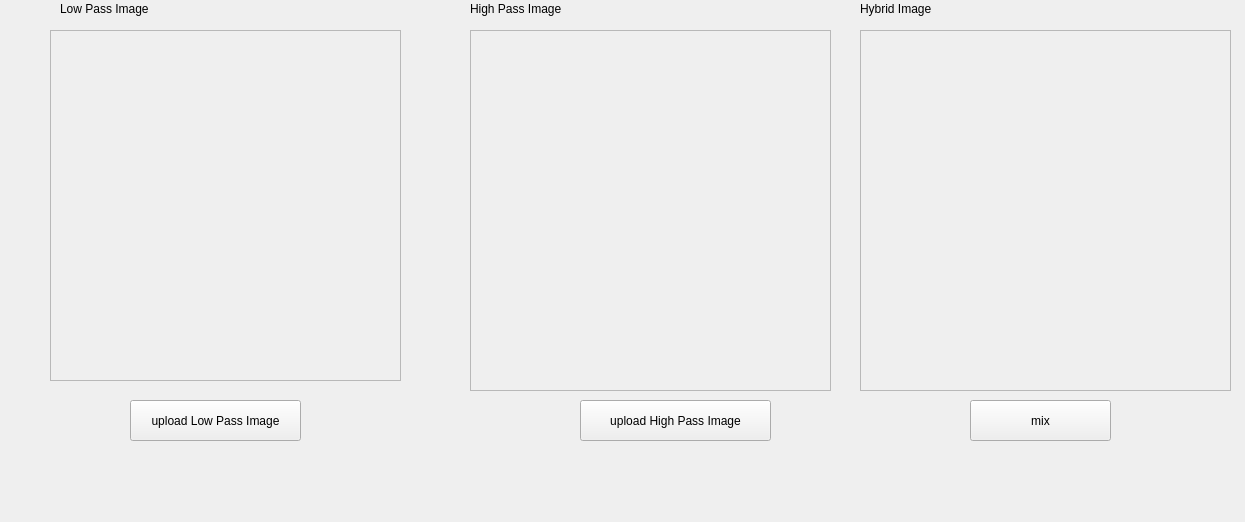
Before: the Qt Designer form Task1/UI/hybridwidget.ui in SBME2025-ComputerVision/Task1_CV_CPP, drawn with Qt 5.
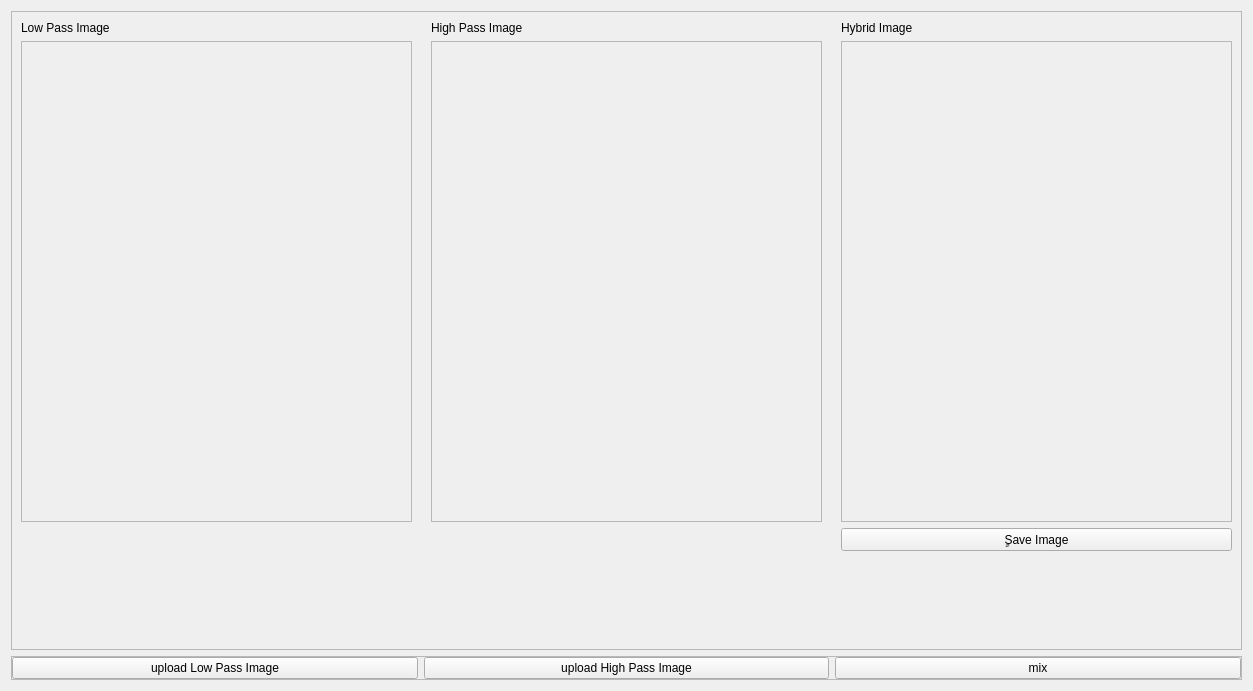
After: the same form once the commit is applied.

Commit message: Add Mariams' Hybrid featrure

The edit to the form file:
```diff
--- a/Task1/UI/hybridwidget.ui
+++ b/Task1/UI/hybridwidget.ui
@@ -6,178 +6,300 @@
    <rect>
     <x>0</x>
     <y>0</y>
-    <width>1245</width>
-    <height>522</height>
+    <width>1253</width>
+    <height>691</height>
    </rect>
   </property>
   <property name="windowTitle">
    <string>Form</string>
   </property>
-  <widget class="QFrame" name="frame">
-   <property name="geometry">
-    <rect>
-     <x>50</x>
-     <y>30</y>
-     <width>351</width>
-     <height>351</height>
-    </rect>
-   </property>
-   <property name="frameShape">
-    <enum>QFrame::StyledPanel</enum>
-   </property>
-   <property name="frameShadow">
-    <enum>QFrame::Raised</enum>
-   </property>
-   <widget class="QLabel" name="hybridLpImg">
-    <property name="geometry">
-     <rect>
-      <x>20</x>
-      <y>10</y>
-      <width>311</width>
-      <height>331</height>
-     </rect>
-    </property>
-    <property name="text">
-     <string/>
-    </property>
-   </widget>
-  </widget>
-  <widget class="QFrame" name="frame_2">
-   <property name="geometry">
-    <rect>
-     <x>470</x>
-     <y>30</y>
-     <width>361</width>
-     <height>361</height>
-    </rect>
-   </property>
-   <property name="frameShape">
-    <enum>QFrame::StyledPanel</enum>
-   </property>
-   <property name="frameShadow">
-    <enum>QFrame::Raised</enum>
-   </property>
-   <widget class="QLabel" name="hybridHpImg">
-    <property name="geometry">
-     <rect>
-      <x>10</x>
-      <y>10</y>
-      <width>341</width>
-      <height>341</height>
-     </rect>
-    </property>
-    <property name="text">
-     <string/>
-    </property>
-   </widget>
-  </widget>
-  <widget class="QFrame" name="frame_3">
-   <property name="geometry">
-    <rect>
-     <x>860</x>
-     <y>30</y>
-     <width>371</width>
-     <height>361</height>
-    </rect>
-   </property>
-   <property name="frameShape">
-    <enum>QFrame::StyledPanel</enum>
-   </property>
-   <property name="frameShadow">
-    <enum>QFrame::Raised</enum>
-   </property>
-   <widget class="QLabel" name="hybridMixedImg">
-    <property name="geometry">
-     <rect>
-      <x>10</x>
-      <y>10</y>
-      <width>351</width>
-      <height>331</height>
-     </rect>
-    </property>
-    <property name="text">
-     <string/>
-    </property>
-   </widget>
-  </widget>
-  <widget class="QLabel" name="label">
-   <property name="geometry">
-    <rect>
-     <x>60</x>
-     <y>0</y>
-     <width>151</width>
-     <height>17</height>
-    </rect>
-   </property>
-   <property name="text">
-    <string>Low Pass Image </string>
-   </property>
-  </widget>
-  <widget class="QLabel" name="label_2">
-   <property name="geometry">
-    <rect>
-     <x>470</x>
-     <y>0</y>
-     <width>141</width>
-     <height>17</height>
-    </rect>
-   </property>
-   <property name="text">
-    <string>High Pass Image</string>
-   </property>
-  </widget>
-  <widget class="QLabel" name="label_3">
-   <property name="geometry">
-    <rect>
-     <x>860</x>
-     <y>0</y>
-     <width>151</width>
-     <height>17</height>
-    </rect>
-   </property>
-   <property name="text">
-    <string>Hybrid Image</string>
-   </property>
-  </widget>
-  <widget class="QPushButton" name="lpImgBtn">
-   <property name="geometry">
-    <rect>
-     <x>130</x>
-     <y>400</y>
-     <width>171</width>
-     <height>41</height>
-    </rect>
-   </property>
-   <property name="text">
-    <string>upload Low Pass Image</string>
-   </property>
-  </widget>
-  <widget class="QPushButton" name="hpImgBtn">
-   <property name="geometry">
-    <rect>
-     <x>580</x>
-     <y>400</y>
-     <width>191</width>
-     <height>41</height>
-    </rect>
-   </property>
-   <property name="text">
-    <string>upload High Pass Image</string>
-   </property>
-  </widget>
-  <widget class="QPushButton" name="mixImgBtn">
-   <property name="geometry">
-    <rect>
-     <x>970</x>
-     <y>400</y>
-     <width>141</width>
-     <height>41</height>
-    </rect>
-   </property>
-   <property name="text">
-    <string>mix</string>
-   </property>
-  </widget>
+  <layout class="QVBoxLayout" name="verticalLayout_4">
+   <item>
+    <widget class="QFrame" name="frame_4">
+     <property name="frameShape">
+      <enum>QFrame::StyledPanel</enum>
+     </property>
+     <property name="frameShadow">
+      <enum>QFrame::Raised</enum>
+     </property>
+     <layout class="QHBoxLayout" name="horizontalLayout_5">
+      <item>
+       <layout class="QVBoxLayout" name="verticalLayout">
+        <item>
+         <widget class="QLabel" name="label">
+          <property name="text">
+           <string>Low Pass Image </string>
+          </property>
+         </widget>
+        </item>
+        <item>
+         <widget class="QFrame" name="frame">
+          <property name="sizePolicy">
+           <sizepolicy hsizetype="MinimumExpanding" vsizetype="MinimumExpanding">
+            <horstretch>0</horstretch>
+            <verstretch>0</verstretch>
+           </sizepolicy>
+          </property>
+          <property name="minimumSize">
+           <size>
+            <width>391</width>
+            <height>481</height>
+           </size>
+          </property>
+          <property name="maximumSize">
+           <size>
+            <width>16777215</width>
+            <height>500</height>
+           </size>
+          </property>
+          <property name="frameShape">
+           <enum>QFrame::StyledPanel</enum>
+          </property>
+          <property name="frameShadow">
+           <enum>QFrame::Raised</enum>
+          </property>
+          <layout class="QHBoxLayout" name="horizontalLayout_2">
+           <item>
+            <widget class="QLabel" name="hybridLpImg">
+             <property name="minimumSize">
+              <size>
+               <width>361</width>
+               <height>451</height>
+              </size>
+             </property>
+             <property name="text">
+              <string/>
+             </property>
+            </widget>
+           </item>
+          </layout>
+         </widget>
+        </item>
+        <item>
+         <spacer name="verticalSpacer">
+          <property name="orientation">
+           <enum>Qt::Vertical</enum>
+          </property>
+          <property name="sizeHint" stdset="0">
+           <size>
+            <width>20</width>
+            <height>40</height>
+           </size>
+          </property>
+         </spacer>
+        </item>
+       </layout>
+      </item>
+      <item>
+       <spacer name="horizontalSpacer">
+        <property name="orientation">
+         <enum>Qt::Horizontal</enum>
+        </property>
+        <property name="sizeHint" stdset="0">
+         <size>
+          <width>0</width>
+          <height>20</height>
+         </size>
+        </property>
+       </spacer>
+      </item>
+      <item>
+       <layout class="QVBoxLayout" name="verticalLayout_2">
+        <item>
+         <widget class="QLabel" name="label_2">
+          <property name="text">
+           <string>High Pass Image</string>
+          </property>
+         </widget>
+        </item>
+        <item>
+         <widget class="QFrame" name="frame_2">
+          <property name="sizePolicy">
+           <sizepolicy hsizetype="MinimumExpanding" vsizetype="MinimumExpanding">
+            <horstretch>0</horstretch>
+            <verstretch>0</verstretch>
+           </sizepolicy>
+          </property>
+          <property name="minimumSize">
+           <size>
+            <width>391</width>
+            <height>481</height>
+           </size>
+          </property>
+          <property name="maximumSize">
+           <size>
+            <width>16777215</width>
+            <height>500</height>
+           </size>
+          </property>
+          <property name="frameShape">
+           <enum>QFrame::StyledPanel</enum>
+          </property>
+          <property name="frameShadow">
+           <enum>QFrame::Raised</enum>
+          </property>
+          <layout class="QHBoxLayout" name="horizontalLayout_3">
+           <item>
+            <widget class="QLabel" name="hybridHpImg">
+             <property name="text">
+              <string/>
+             </property>
+            </widget>
+           </item>
+          </layout>
+         </widget>
+        </item>
+        <item>
+         <spacer name="verticalSpacer_2">
+          <property name="orientation">
+           <enum>Qt::Vertical</enum>
+          </property>
+          <property name="sizeHint" stdset="0">
+           <size>
+            <width>20</width>
+            <height>40</height>
+           </size>
+          </property>
+         </spacer>
+        </item>
+       </layout>
+      </item>
+      <item>
+       <spacer name="horizontalSpacer_2">
+        <property name="orientation">
+         <enum>Qt::Horizontal</enum>
+        </property>
+        <property name="sizeHint" stdset="0">
+         <size>
+          <width>0</width>
+          <height>20</height>
+         </size>
+        </property>
+       </spacer>
+      </item>
+      <item>
+       <layout class="QVBoxLayout" name="verticalLayout_3">
+        <item>
+         <widget class="QLabel" name="label_3">
+          <property name="text">
+           <string>Hybrid Image</string>
+          </property>
+         </widget>
+        </item>
+        <item>
+         <widget class="QFrame" name="frame_3">
+          <property name="sizePolicy">
+           <sizepolicy hsizetype="MinimumExpanding" vsizetype="MinimumExpanding">
+            <horstretch>0</horstretch>
+            <verstretch>0</verstretch>
+           </sizepolicy>
+          </property>
+          <property name="minimumSize">
+           <size>
+            <width>391</width>
+            <height>481</height>
+           </size>
+          </property>
+          <property name="maximumSize">
+           <size>
+            <width>16777215</width>
+            <height>500</height>
+           </size>
+          </property>
+          <property name="frameShape">
+           <enum>QFrame::StyledPanel</enum>
+          </property>
+          <property name="frameShadow">
+           <enum>QFrame::Raised</enum>
+          </property>
+          <layout class="QHBoxLayout" name="horizontalLayout_4">
+           <item>
+            <widget class="QLabel" name="hybridMixedImg">
+             <property name="text">
+              <string/>
+             </property>
+            </widget>
+           </item>
+          </layout>
+         </widget>
+        </item>
+        <item>
+         <widget class="QPushButton" name="pushButton">
+          <property name="text">
+           <string>ٍSave Image</string>
+          </property>
+         </widget>
+        </item>
+        <item>
+         <spacer name="verticalSpacer_3">
+          <property name="orientation">
+           <enum>Qt::Vertical</enum>
+          </property>
+          <property name="sizeHint" stdset="0">
+           <size>
+            <width>20</width>
+            <height>40</height>
+           </size>
+          </property>
+         </spacer>
+        </item>
+       </layout>
+      </item>
+     </layout>
+    </widget>
+   </item>
+   <item>
+    <widget class="QFrame" name="frame_5">
+     <property name="maximumSize">
+      <size>
+       <width>16777215</width>
+       <height>40</height>
+      </size>
+     </property>
+     <property name="frameShape">
+      <enum>QFrame::StyledPanel</enum>
+     </property>
+     <property name="frameShadow">
+      <enum>QFrame::Raised</enum>
+     </property>
+     <layout class="QHBoxLayout" name="horizontalLayout">
+      <property name="leftMargin">
+       <number>0</number>
+      </property>
+      <property name="topMargin">
+       <number>0</number>
+      </property>
+      <property name="rightMargin">
+       <number>0</number>
+      </property>
+      <property name="bottomMargin">
+       <number>0</number>
+      </property>
+      <item>
+       <widget class="QPushButton" name="lpImgBtn">
+        <property name="text">
+         <string>upload Low Pass Image</string>
+        </property>
+       </widget>
+      </item>
+      <item>
+       <widget class="QPushButton" name="hpImgBtn">
+        <property name="text">
+         <string>upload High Pass Image</string>
+        </property>
+       </widget>
+      </item>
+      <item>
+       <widget class="QPushButton" name="mixImgBtn">
+        <property name="text">
+         <string>mix</string>
+        </property>
+       </widget>
+      </item>
+     </layout>
+    </widget>
+   </item>
+  </layout>
  </widget>
  <resources/>
  <connections/>
```
Left out of the diff: 4 changed lines with no effect on the pictures. The commit also changes 9 other files.
